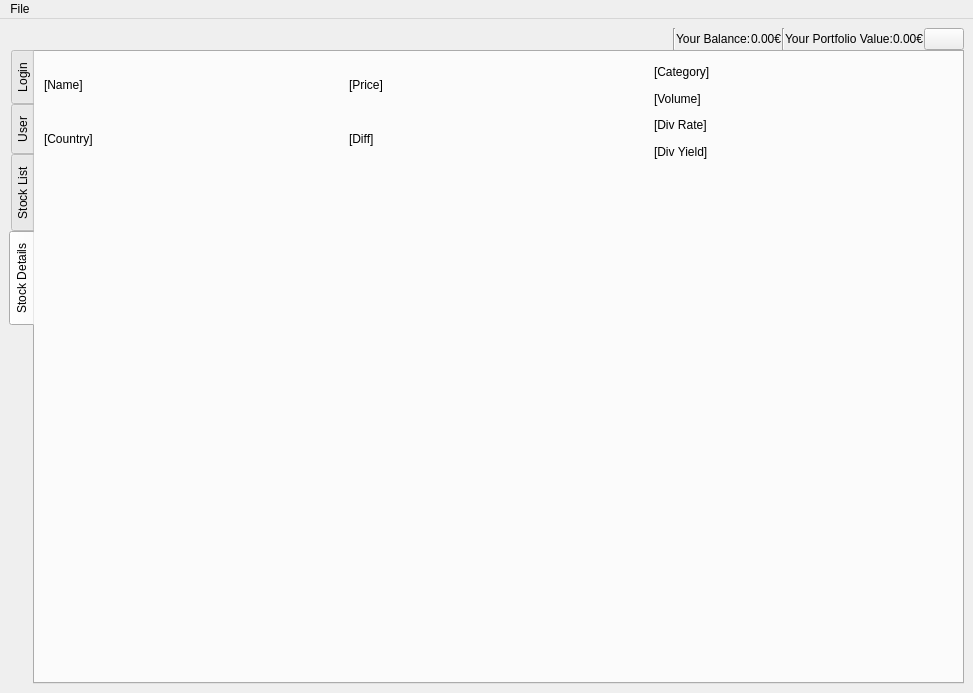
This is main.ui in OfficialRey/GUIProject as Qt 5 draws it before an edit. The edited form follows.
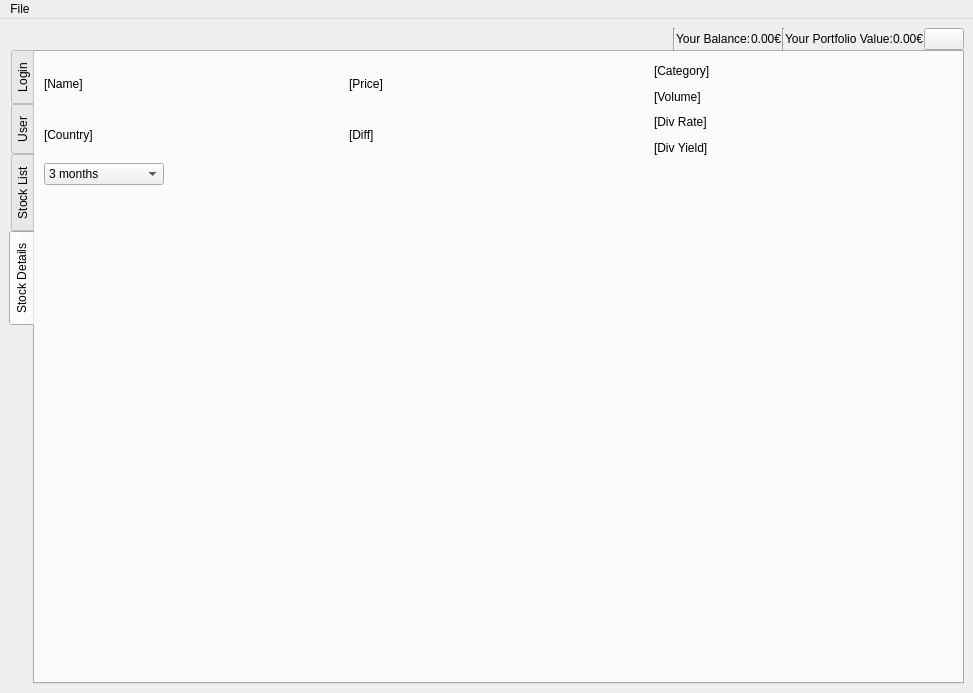
This is the edited form. The open tabs and pages were chosen to show the change.

Commit message: added period selection for stock details

```diff
--- a/main.ui
+++ b/main.ui
@@ -746,7 +746,7 @@
        </attribute>
        <layout class="QVBoxLayout" name="verticalLayout_6">
         <item>
-         <layout class="QVBoxLayout" name="stockDetailsMainLayout" stretch="2,10">
+         <layout class="QVBoxLayout" name="stockDetailsMainLayout" stretch="2,0,10">
           <item>
            <layout class="QHBoxLayout" name="stockInfoLayout">
             <item>
@@ -822,6 +822,76 @@
             </item>
            </layout>
           </item>
+          <item>
+           <layout class="QHBoxLayout" name="horizontalLayout">
+            <item>
+             <widget class="QComboBox" name="graphPeriodSelection">
+              <property name="minimumSize">
+               <size>
+                <width>120</width>
+                <height>0</height>
+               </size>
+              </property>
+              <property name="currentIndex">
+               <number>2</number>
+              </property>
+              <item>
+               <property name="text">
+                <string>7 days</string>
+               </property>
+              </item>
+              <item>
+               <property name="text">
+                <string>1 month</string>
+               </property>
+              </item>
+              <item>
+               <property name="text">
+                <string>3 months</string>
+               </property>
+              </item>
+              <item>
+               <property name="text">
+                <string>6 months</string>
+               </property>
+              </item>
+              <item>
+               <property name="text">
+                <string>1 year</string>
+               </property>
+              </item>
+              <item>
+               <property name="text">
+                <string>2 years</string>
+               </property>
+              </item>
+              <item>
+               <property name="text">
+                <string>5 years</string>
+               </property>
+              </item>
+              <item>
+               <property name="text">
+                <string>10 years</string>
+               </property>
+              </item>
+             </widget>
+            </item>
+            <item>
+             <spacer name="horizontalSpacer_4">
+              <property name="orientation">
+               <enum>Qt::Horizontal</enum>
+              </property>
+              <property name="sizeHint" stdset="0">
+               <size>
+                <width>40</width>
+                <height>20</height>
+               </size>
+              </property>
+             </spacer>
+            </item>
+           </layout>
+          </item>
           <item>
            <widget class="QWidget" name="historyGraphContainer" native="true"/>
           </item>
```
Left out of the diff: 2 changed lines with no effect on the pictures. The commit also changes 1 other file.
